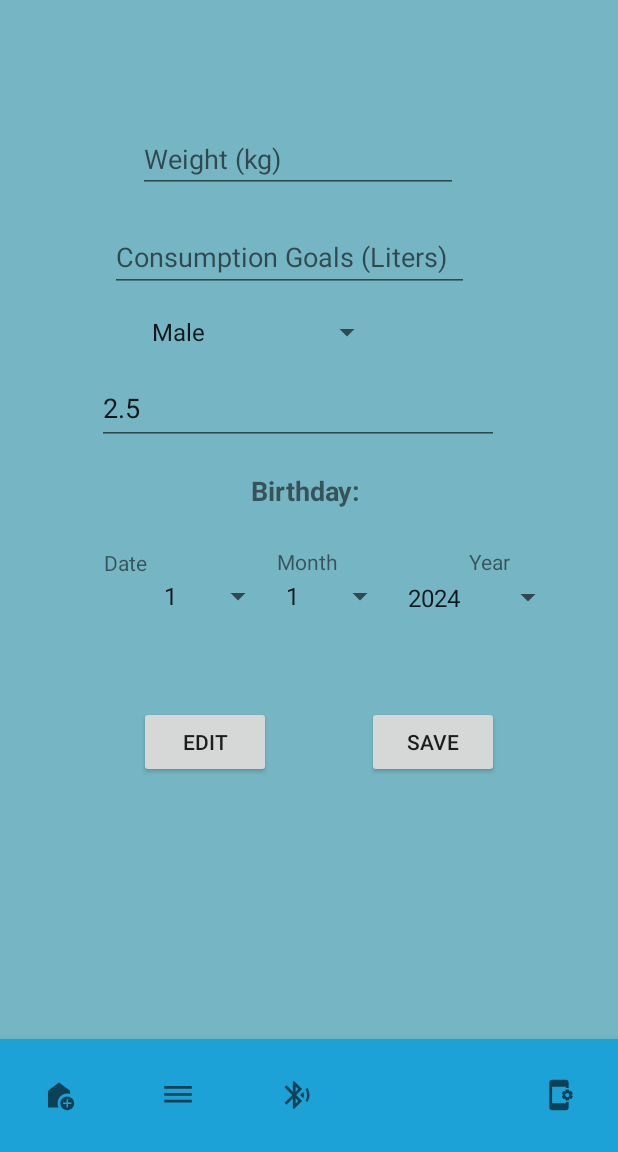
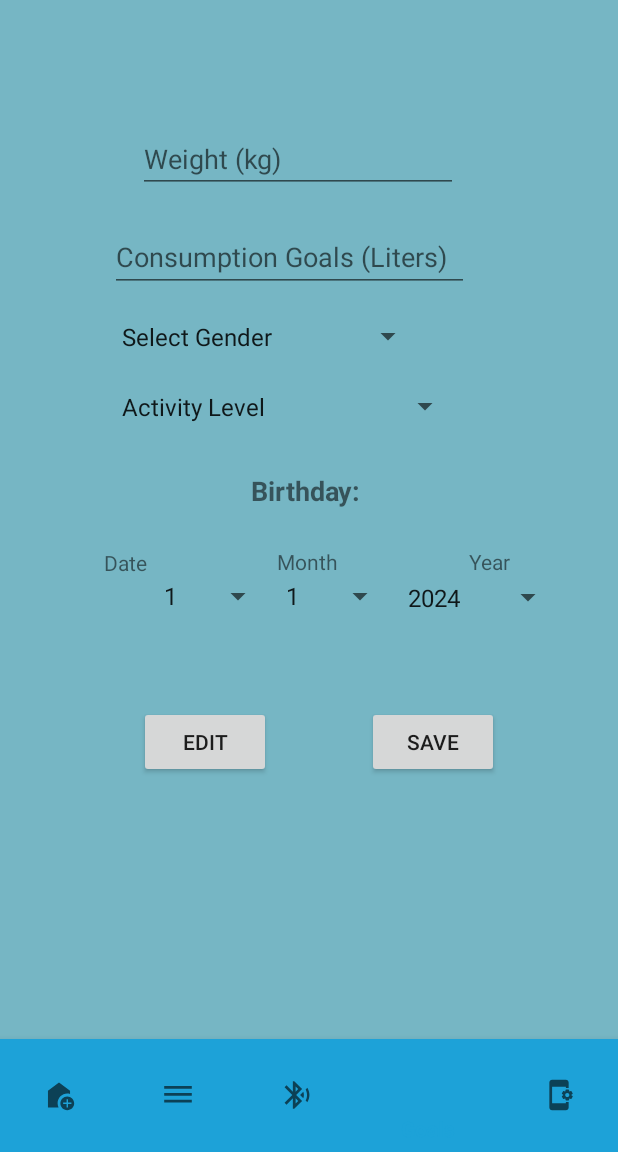
Before and after one commit to timmooore/COEN390-HydroHomie, an Android app: the screen it shows after launch once a user with an empty profile is signed in (MainActivity), item 4 of the bottom bar chosen, on a phone screen of 412 x 824 dp, the part 84-1236 px from its top. Run offline under Robolectric (Android 15) with nearby library versions, the phone set to English and light mode, and no system bars; our stand-ins replace Firebase (no records; nobody signed in at launch, a user with empty details on screens opened directly).

Commit message:
fragment_goals.xml update strings.xml update goals.java update

```diff
--- a/app/src/main/java/com/example/hydrohomie/goals.java
+++ b/app/src/main/java/com/example/hydrohomie/goals.java
@@ -4,6 +4,7 @@ import android.os.Bundle;
 import android.view.LayoutInflater;
 import android.view.View;
 import android.view.ViewGroup;
+import android.widget.AdapterView;
 import android.widget.ArrayAdapter;
 import android.widget.Button;
 import android.widget.EditText;
@@ -27,10 +28,10 @@ import java.util.List;
 
 public class goals extends Fragment {
 
-    protected EditText info1, info3, waterRecommendation;
+    protected EditText info1, info3;
     protected TextView infO1, infO3;
     protected Button save, edit;
-    protected Spinner genderSpinner, daySpinner, monthSpinner, yearSpinner;
+    protected Spinner genderSpinner, daySpinner, monthSpinner, yearSpinner, activityLevelSpinner; // Added activityLevelSpinner
     private FirebaseAuth mAuth;
 
     public goals() {
@@ -52,7 +53,7 @@ public class goals extends Fragment {
         daySpinner = view.findViewById(R.id.daySpinner);
         monthSpinner = view.findViewById(R.id.monthSpinner);
         yearSpinner = view.findViewById(R.id.yearSpinner);
-        waterRecommendation = view.findViewById(R.id.waterRecommendation);
+        activityLevelSpinner = view.findViewById(R.id.activityLevelSpinner); // Initialize activityLevelSpinner
 
         // Populate gender spinner
         ArrayAdapter<CharSequence> genderAdapter = ArrayAdapter.createFromResource(getContext(),
@@ -79,8 +80,44 @@ public class goals extends Fragment {
         yearAdapter.setDropDownViewResource(android.R.layout.simple_spinner_dropdown_item);
         yearSpinner.setAdapter(yearAdapter);
 
-        // Set default water recommendation
-        waterRecommendation.setText("2.5");
+        // Populate activity level spinner
+        ArrayAdapter<CharSequence> activityLevelAdapter = ArrayAdapter.createFromResource(getContext(),
+                R.array.activity_level_array_prompt, android.R.layout.simple_spinner_item);
+        activityLevelAdapter.setDropDownViewResource(android.R.layout.simple_spinner_dropdown_item);
+        activityLevelSpinner.setAdapter(activityLevelAdapter);
+
+        // Set a listener for activity level spinner
+        activityLevelSpinner.setOnItemSelectedListener(new AdapterView.OnItemSelectedListener() {
+            @Override
+            public void onItemSelected(AdapterView<?> parent, View view, int position, long id) {
+                String selectedActivityLevel = parent.getItemAtPosition(position).toString();
+                double recommendedWaterIntake;
+
+                // Calculate recommended water intake based on selected activity level
+                switch (selectedActivityLevel) {
+                    case "Not Active (0 to 14 min per day)":
+                        recommendedWaterIntake = 2.5; // Default consumption for not active
+                        break;
+                    case "Moderate (15 to 45 min per day)":
+                        recommendedWaterIntake = calculateWaterIntakeForModerate();
+                        break;
+                    case "Active (46 min to 3 hours per day)":
+                        recommendedWaterIntake = calculateWaterIntakeForActive();
+                        break;
+                    default:
+                        recommendedWaterIntake = 2.5; // Default consumption
+                        break;
+                }
+
+                // Set the recommended water intake value in the UI (You may remove this if not needed)
+                // waterRecommendation.setText(String.valueOf(recommendedWaterIntake));
+            }
+
+            @Override
+            public void onNothingSelected(AdapterView<?> parent) {
+                // Handle situation when nothing is selected
+            }
+        });
 
         // Retrieve and display data when the fragment is created
         retrieveAndDisplayData();
@@ -177,6 +214,7 @@ public class goals extends Fragment {
             }
 
             String selectedYear = "";
+
             if (yearSpinner.getSelectedItem() != null) {
                 selectedYear = yearSpinner.getSelectedItem().toString();
             }
@@ -184,12 +222,25 @@ public class goals extends Fragment {
             // Combine selected day, month, and year into a single string for birthday
             String selectedBirthday = selectedDay + "/" + selectedMonth + "/" + selectedYear;
 
-            double userWeight = Double.parseDouble(value1); // Assuming value1 contains the user's weight in kilograms
-            boolean isPhysicallyActive = false; // You need to determine the user's activity level
+            // Get selected activity level
+            String selectedActivityLevel = activityLevelSpinner.getSelectedItem().toString();
 
-            // Calculate recommended water intake using the WaterIntakeCalculator
-            double recommendedWaterIntake = WaterIntakeCalculator.calculateRecommendedWaterIntake(userWeight, selectedGender, isPhysicallyActive);
-            String waterRec = String.valueOf(recommendedWaterIntake);
+            // Calculate recommended water intake based on selected activity level
+            double recommendedWaterIntake;
+            switch (selectedActivityLevel) {
+                case "Not Active (0 to 14 min per day)":
+                    recommendedWaterIntake = 2.5; // Default consumption for not active
+                    break;
+                case "Moderate (15 to 45 min per day)":
+                    recommendedWaterIntake = calculateWaterIntakeForModerate();
+                    break;
+                case "Active (46 min to 3 hours per day)":
+                    recommendedWaterIntake = calculateWaterIntakeForActive();
+                    break;
+                default:
+                    recommendedWaterIntake = 2.5; // Default consumption
+                    break;
+            }
 
             // Create a reference to the user's goals in the database
             DatabaseReference userGoalsRef = FirebaseDatabase.getInstance().getReference("user_goals").child(userId);
@@ -197,9 +248,10 @@ public class goals extends Fragment {
             // Save the information to the user's goals
             userGoalsRef.child("info1").setValue(value1);
             userGoalsRef.child("info3").setValue(value3);
-            userGoalsRef.child("water_recommendation").setValue(waterRec);
+            userGoalsRef.child("water_recommendation").setValue(String.valueOf(recommendedWaterIntake));
             userGoalsRef.child("gender").setValue(selectedGender);
             userGoalsRef.child("birthday").setValue(selectedBirthday);
+            userGoalsRef.child("activity_level").setValue(selectedActivityLevel);
 
             // Retrieve data from userGoalsRef and update TextViews
             userGoalsRef.addValueEventListener(new ValueEventListener() {
@@ -226,11 +278,11 @@ public class goals extends Fragment {
     private void disableText() {
         info1.setEnabled(false);
         info3.setEnabled(false);
-        waterRecommendation.setEnabled(false);
         genderSpinner.setEnabled(false);
         daySpinner.setEnabled(false);
         monthSpinner.setEnabled(false);
         yearSpinner.setEnabled(false);
+        activityLevelSpinner.setEnabled(false);
         save.setVisibility(View.GONE);
         edit.setVisibility(View.VISIBLE);
     }
@@ -238,30 +290,22 @@ public class goals extends Fragment {
     private void enableText() {
         info1.setEnabled(true);
         info3.setEnabled(true);
-        waterRecommendation.setEnabled(true);
         genderSpinner.setEnabled(true);
         daySpinner.setEnabled(true);
         monthSpinner.setEnabled(true);
         yearSpinner.setEnabled(true);
+        activityLevelSpinner.setEnabled(true);
         save.setVisibility(View.VISIBLE);
         edit.setVisibility(View.GONE);
     }
 
-    public static class WaterIntakeCalculator {
+    private double calculateWaterIntakeForModerate() {
+        // Implement your logic for calculating water intake for moderate activity level
+        return 0; // Placeholder, replace with your calculation
+    }
 
-        // Calculate the recommended daily water intake in milliliters based on user's characteristics
-        public static double calculateRecommendedWaterIntake(double weight, String gender, boolean isPhysicallyActive) {
-            // Baseline water intake in milliliters
-            double baselineIntake = (gender.equalsIgnoreCase("male")) ? 3700 : 2700;
-
-            // Activity adjustment in milliliters
-            double activityAdjustment = (isPhysicallyActive) ? 500 : 0; // Additional 500 mL if physically active
-
-            // Weight adjustment in milliliters
-            double weightAdjustment = weight * 32.5; // Average of 30-35 mL/kg
-
-            // Calculate total recommended water intake
-            return baselineIntake + activityAdjustment + weightAdjustment;
-        }
+    private double calculateWaterIntakeForActive() {
+        // Implement your logic for calculating water intake for active activity level
+        return 0; // Placeholder, replace with your calculation
     }
 }
--- a/app/src/main/res/layout/fragment_goals.xml
+++ b/app/src/main/res/layout/fragment_goals.xml
@@ -9,20 +9,14 @@
 
     <!-- Spinners for gender and birthday -->
 
-    <!-- FrameLayout for Fragment -->
-    <!-- FrameLayout for Fragment -->
-
-    <!-- Spinners for day, month, and year selection -->
-
-
     <Spinner
         android:id="@+id/genderSpinner"
-        android:layout_width="162dp"
-        android:layout_height="29dp"
+        android:layout_width="209dp"
+        android:layout_height="27dp"
         android:layout_marginStart="32dp"
-        android:layout_marginTop="12dp"
+        android:layout_marginTop="16dp"
         app:layout_constraintEnd_toEndOf="parent"
-        app:layout_constraintHorizontal_bias="0.281"
+        app:layout_constraintHorizontal_bias="0.241"
         app:layout_constraintStart_toStartOf="parent"
         app:layout_constraintTop_toBottomOf="@+id/info3" />
 
@@ -174,15 +168,14 @@
         app:layout_constraintTop_toTopOf="parent"
         app:layout_constraintVertical_bias="0.752" />
 
-    <EditText
-        android:id="@+id/waterRecommendation"
-        android:layout_width="268dp"
-        android:layout_height="49dp"
-        android:hint="Recommended Water (Liters)"
-        android:inputType="numberDecimal"
+    <Spinner
+        android:id="@+id/activityLevelSpinner"
+        android:layout_width="234dp"
+        android:layout_height="34dp"
+        android:prompt="@string/activity_level_array_prompt"
         app:layout_constraintBottom_toBottomOf="parent"
         app:layout_constraintEnd_toEndOf="parent"
-        app:layout_constraintHorizontal_bias="0.447"
+        app:layout_constraintHorizontal_bias="0.412"
         app:layout_constraintStart_toStartOf="parent"
         app:layout_constraintTop_toTopOf="parent"
         app:layout_constraintVertical_bias="0.434" />
--- a/app/src/main/res/values/strings.xml
+++ b/app/src/main/res/values/strings.xml
@@ -3,16 +3,18 @@
     <string name="authenticate" />
     <!-- TODO: Remove or change this placeholder text -->
     <string name="hello_blank_fragment">Hello blank fragment</string>
+    <string name="activity_level_array_prompt" />
 
     <!-- Other string resources -->
 
-    <string-array name="gender_array">
+    <string-array name="gender_array">Gender
+        <item>Select Gender</item>
         <item>Male</item>
         <item>Female</item>
         <item>Other</item>
     </string-array>
 
-    <string-array name="day_array">
+    <string-array name="day_array">Day
         <item>1</item>
         <item>2</item>
         <item>3</item>
@@ -46,7 +48,7 @@
         <item>31</item>
     </string-array>
 
-    <string-array name="month_array">
+    <string-array name="month_array">Month
         <item>1</item>
         <item>2</item>
         <item>3</item>
@@ -61,8 +63,15 @@
         <item>12</item>
     </string-array>
 
-    <string-array name="year_array">
+    <string-array name="year_array">Year
 
     </string-array>
 
+    <string-array name="activity_level_array_prompt">Activity Level
+        <item>Activity Level</item>
+        <item>Not Active (0 to 14 min per day)</item>
+        <item>Moderate (15 to 45 min per day)</item>
+        <item>Active (46 min to 3 hours per day)</item>
+    </string-array>
+
 </resources>
```
